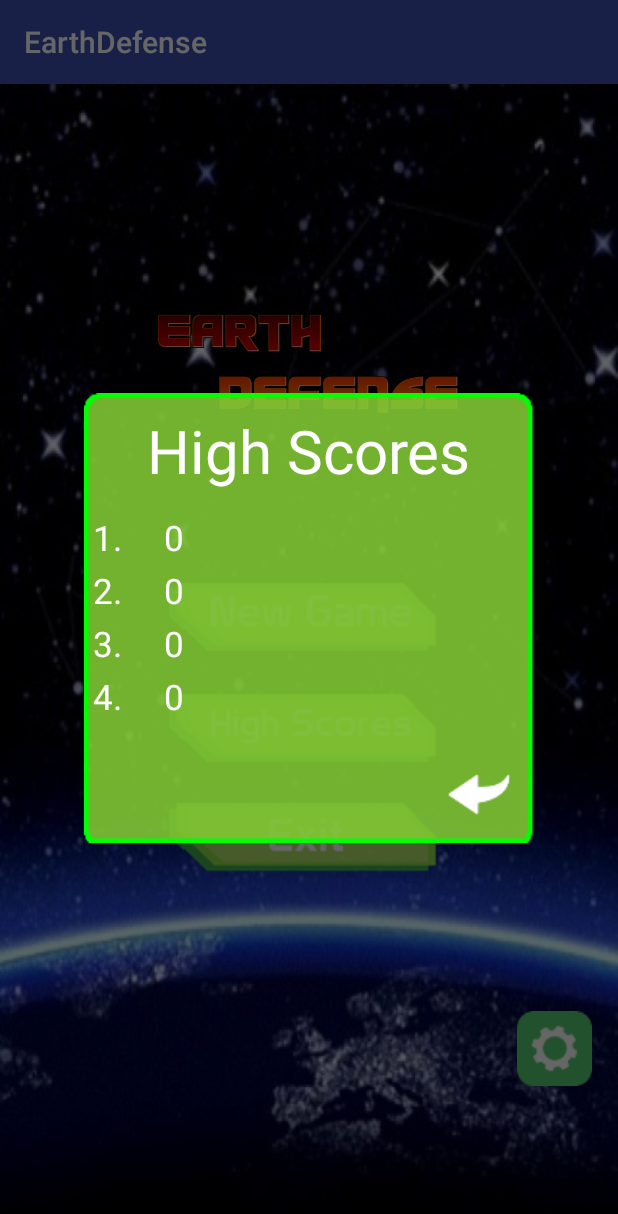
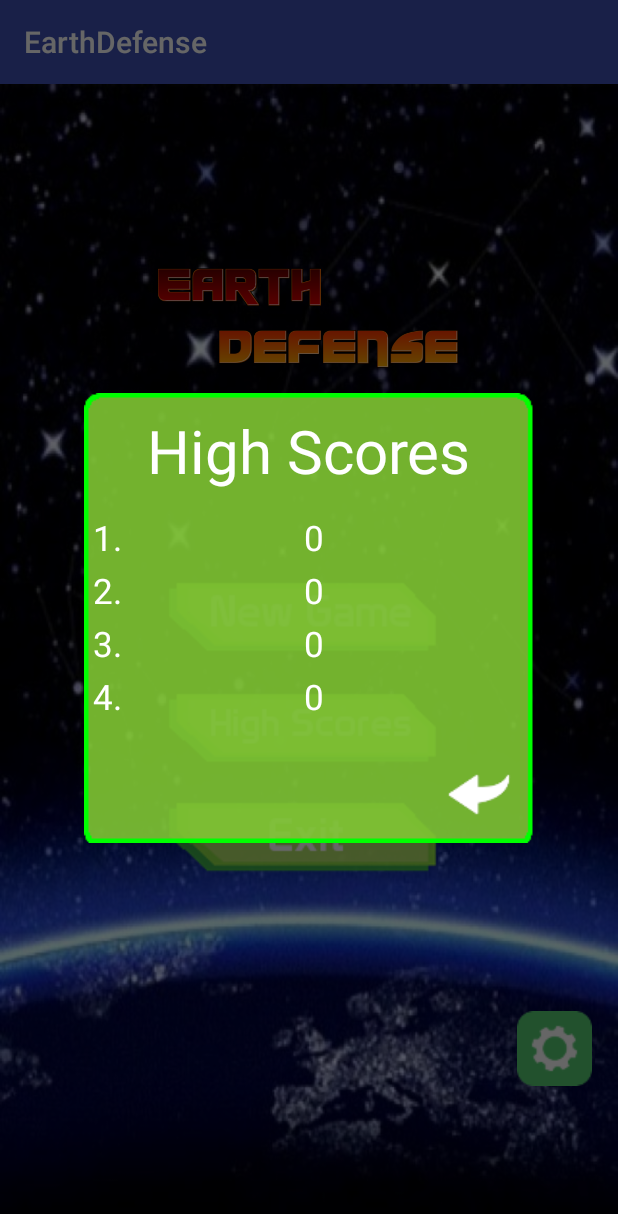
Before and after one commit to csulaka/EarthDefense, an Android app: the screen it shows after launch (MainActivity), after a tap on an icon or button, on a phone screen of 412 x 824 dp. Shown: the top 1214 px of the screen. Run offline under Robolectric (Android 15) with nearby library versions, the phone set to English and light mode, and no system bars; our stand-ins replace AdMob.

Commit message:
Working on animations

```diff
--- a/app/src/main/java/com/example/redfish/jellyjugglerlite/GameActivity.java
+++ b/app/src/main/java/com/example/redfish/jellyjugglerlite/GameActivity.java
@@ -4,6 +4,7 @@ import android.graphics.PixelFormat;
 import android.graphics.Point;
 import android.os.Bundle;
 import android.support.v7.app.AppCompatActivity;
+import android.util.Log;
 import android.view.Display;
 import android.widget.ImageView;
 import android.widget.RelativeLayout;
@@ -22,7 +23,7 @@ public class GameActivity extends AppCompatActivity{
         Display display = getWindowManager().getDefaultDisplay();
         Point size = new Point();
         display.getSize(size);
-
+        Log.i("gameactivity","width"+size.x+"  "+size.y);
         gameView = new GameView(this, size.x, size.y);
         gameView.setZOrderOnTop(true);
         gameView.getHolder().setFormat(PixelFormat.TRANSPARENT);
@@ -30,6 +31,7 @@ public class GameActivity extends AppCompatActivity{
 
         ImageView bgImagePanel = new ImageView(this);
         bgImagePanel.setBackgroundResource(R.drawable.bg);
+
 
 
         RelativeLayout.LayoutParams fillParentLayout = new RelativeLayout.LayoutParams(
--- a/app/src/main/java/com/example/redfish/jellyjugglerlite/HighScoreFragment.java
+++ b/app/src/main/java/com/example/redfish/jellyjugglerlite/HighScoreFragment.java
@@ -37,10 +37,10 @@ public class HighScoreFragment extends DialogFragment {
         sharedPreferences  = this.getActivity().getSharedPreferences("JellyJuggler", Context.MODE_PRIVATE);
 
 
-        hiScore1.setText(" 1.\t\t\t"+sharedPreferences.getInt("hiscore1",0));
-        hiScore2.setText(" 2.\t\t\t"+sharedPreferences.getInt("hiscore2",0));
-        hiScore3.setText(" 3.\t\t\t"+sharedPreferences.getInt("hiscore3",0));
-        hiScore4.setText(" 4.\t\t\t"+sharedPreferences.getInt("hiscore4",0));
+        hiScore1.setText(" 1.\t\t\t\t\t\t\t\t\t\t"+sharedPreferences.getInt("hiscore1",0));
+        hiScore2.setText(" 2.\t\t\t\t\t\t\t\t\t\t"+sharedPreferences.getInt("hiscore2",0));
+        hiScore3.setText(" 3.\t\t\t\t\t\t\t\t\t\t"+sharedPreferences.getInt("hiscore3",0));
+        hiScore4.setText(" 4.\t\t\t\t\t\t\t\t\t\t"+sharedPreferences.getInt("hiscore4",0));
 
        backButton.setOnClickListener(new View.OnClickListener() {
 
--- a/app/src/main/res/layout/activity_main.xml
+++ b/app/src/main/res/layout/activity_main.xml
@@ -18,14 +18,14 @@
         app:layout_constraintLeft_toLeftOf="parent"
         app:layout_constraintBottom_toBottomOf="parent"
         app:layout_constraintTop_toTopOf="parent"
-        app:layout_constraintVertical_bias="0.174" />
+        app:layout_constraintVertical_bias="0.123" />
 
     <ImageButton
         android:id="@+id/scoreButton"
         android:layout_width="wrap_content"
         android:layout_height="wrap_content"
         app:srcCompat="@drawable/score"
-        android:background="@android:color/transparent"
+        android:background="?android:attr/selectableItemBackground"
         app:layout_constraintRight_toRightOf="parent"
         app:layout_constraintLeft_toLeftOf="parent"
         app:layout_constraintHorizontal_bias="0.503"
@@ -38,7 +38,7 @@
         android:layout_width="wrap_content"
         android:layout_height="wrap_content"
         app:srcCompat="@drawable/exit"
-        android:background="@android:color/transparent"
+        android:background="?android:attr/selectableItemBackground"
         app:layout_constraintRight_toRightOf="parent"
         app:layout_constraintLeft_toLeftOf="parent"
         app:layout_constraintBottom_toBottomOf="parent"
@@ -51,7 +51,7 @@
         android:layout_width="wrap_content"
         android:layout_height="wrap_content"
         app:srcCompat="@drawable/playnows"
-        android:background="@android:color/transparent"
+        android:background="?android:attr/selectableItemBackground"
         app:layout_constraintRight_toRightOf="parent"
         app:layout_constraintLeft_toLeftOf="parent"
         app:layout_constraintBottom_toBottomOf="parent"
@@ -64,7 +64,7 @@
         android:layout_width="wrap_content"
         android:layout_height="wrap_content"
         app:srcCompat="@drawable/options"
-        android:background="@android:color/transparent"
+        android:background="?android:attr/selectableItemBackground"
         app:layout_constraintRight_toRightOf="parent"
         app:layout_constraintLeft_toLeftOf="parent"
         app:layout_constraintBottom_toBottomOf="parent"
@@ -75,7 +75,7 @@
     <com.google.android.gms.ads.AdView
         xmlns:ads="http://schemas.android.com/apk/res-auto"
         android:id="@+id/adView"
-        android:layout_width="match_parent"
+        android:layout_width="0dp"
         android:layout_height="56dp"
         android:layout_centerHorizontal="true"
         android:layout_alignParentBottom="true"
```
Also changed, not shown: app/src/main/java/com/example/redfish/jellyjugglerlite/Explosion.java (+57 -3 lines), app/src/main/java/com/example/redfish/jellyjugglerlite/GameView.java (+79 -24 lines), app/src/main/java/com/example/redfish/jellyjugglerlite/HealthPack.java (+13 -1 lines).
